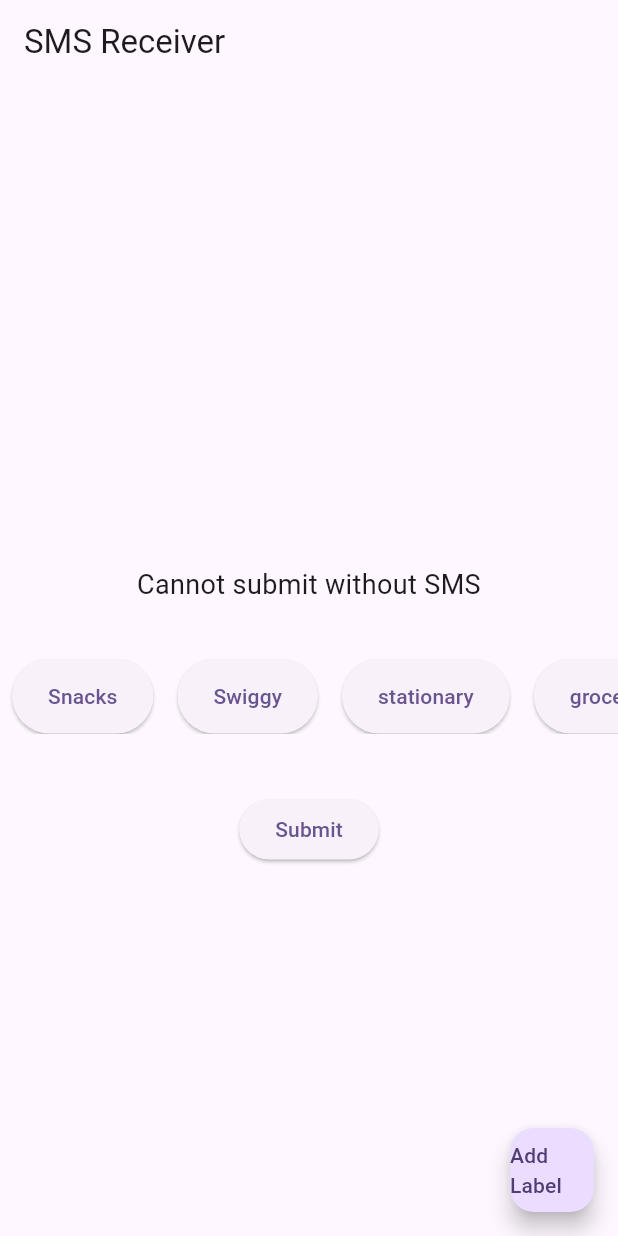
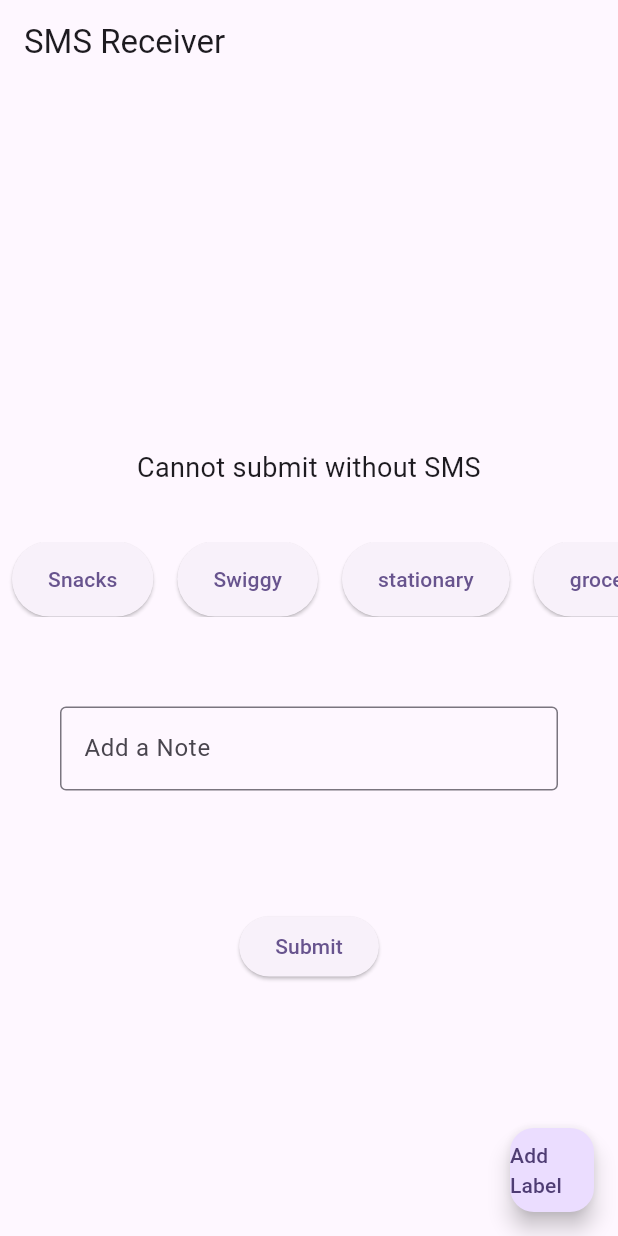
Before and after one commit to snaupdog/Paynager, a Flutter app: the screen it shows after launch, after a tap on "Submit", on a phone screen of 412 x 824 dp. Run offline on Flutter 3.47's test engine with Material 3 defaults, Android fonts, the phone set to English and light mode, and no system bars; our stand-ins replace cloud_firestore, firebase_core, flutter_local_notifications, permission_handler; missing offline and left inert: easy_sms_receiver; accounts and stored records are empty.

Commit message:
Added note feature

```diff
--- a/lib/my_home_page.dart
+++ b/lib/my_home_page.dart
@@ -18,6 +18,8 @@ class _MyHomePageState extends State<MyHomePage> {
   final EasySmsReceiver easySmsReceiver = EasySmsReceiver.instance;
   final FlutterLocalNotificationsPlugin notificationsPlugin =
       FlutterLocalNotificationsPlugin();
+  final TextEditingController noteController =
+      TextEditingController(); // Note field
   String messageText = "Waiting for SMS...";
   String label = "";
   String? amount = "";
@@ -51,6 +53,9 @@ class _MyHomePageState extends State<MyHomePage> {
       "recipient": recipient,
       "date": date,
       "refNumber": refNumber,
+      "note": noteController.text.isNotEmpty
+          ? noteController.text
+          : null, // Optional field
     };
 
     try {
@@ -218,6 +223,17 @@ class _MyHomePageState extends State<MyHomePage> {
               },
             ),
           ),
+          const SizedBox(height: 20),
+          Padding(
+            padding: const EdgeInsets.all(40.0),
+            child: TextField(
+              controller: noteController, // Note input field
+              decoration: const InputDecoration(
+                labelText: "Add a Note",
+                border: OutlineInputBorder(),
+              ),
+            ),
+          ),
           const SizedBox(height: 40),
           ElevatedButton(
             onPressed: () async {
@@ -227,6 +243,7 @@ class _MyHomePageState extends State<MyHomePage> {
                   messageText = "Submitted to Database!";
                   label = "";
                 });
+                noteController.clear();
               } else {
                 setState(() {
                   messageText = "Cannot submit without SMS";
```
